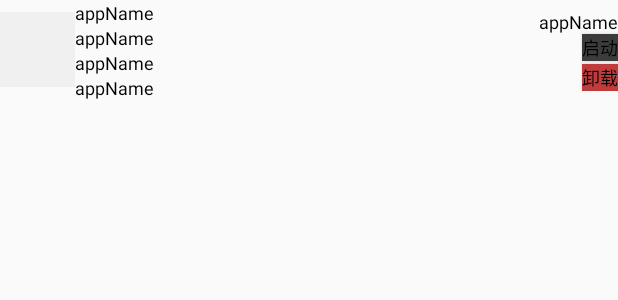
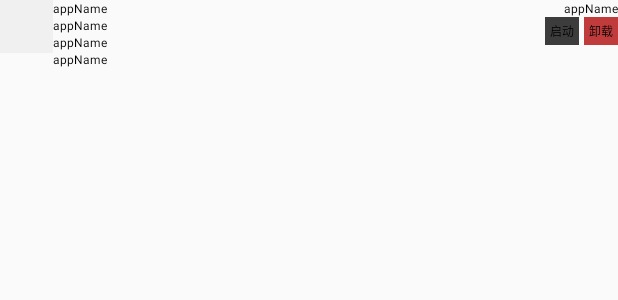
Before and after one commit to HDHunter/CompanyQrScanner, an Android app: the layout appitem.xml on its own in the app's theme, with its tools: preview values and no code run, on a phone screen of 412 x 824 dp. Shown: the top 300 px of the screen. Run offline under Robolectric (Android 15) with nearby library versions, the light colour scheme and no system bars.

Commit message:
update, yodo1 debug flag..layout modify.

```diff
--- a/appinfomonitor/src/main/java/com/hunter/appinfomonitor/ui/AppInfoAdapter.java
+++ b/appinfomonitor/src/main/java/com/hunter/appinfomonitor/ui/AppInfoAdapter.java
@@ -131,7 +131,7 @@ public class AppInfoAdapter extends RecyclerView.Adapter {
         TextView packageName;
         TextView versionCode;
         TextView systemflag;
-        Button luacher, delete;
+        TextView luacher, delete;
         int position;
 
         public AppViewHolder(View itemView) {
--- a/appinfomonitor/src/main/res/layout/appitem.xml
+++ b/appinfomonitor/src/main/res/layout/appitem.xml
@@ -4,7 +4,8 @@
     android:layout_width="match_parent"
     android:layout_height="wrap_content"
     android:orientation="vertical"
-    android:paddingBottom="4dp">
+    android:paddingTop="0dp"
+    android:paddingBottom="0dp">
 
     <RelativeLayout
         android:layout_width="match_parent"
@@ -13,8 +14,8 @@
 
         <ImageView
             android:id="@+id/imageview"
-            android:layout_width="50dp"
-            android:layout_height="50dp"
+            android:layout_width="35dp"
+            android:layout_height="35dp"
             android:layout_alignParentLeft="true"
             android:layout_alignParentTop="true"
             android:layout_centerVertical="true"
@@ -33,7 +34,7 @@
                 android:layout_width="match_parent"
                 android:layout_height="wrap_content"
                 android:textColor="#000"
-                android:textSize="12sp"
+                android:textSize="8sp"
                 tools:text="appName" />
 
             <TextView
@@ -41,7 +42,7 @@
                 android:layout_width="match_parent"
                 android:layout_height="wrap_content"
                 android:textColor="#000"
-                android:textSize="12sp"
+                android:textSize="8sp"
                 tools:text="appName" />
 
             <TextView
@@ -49,7 +50,7 @@
                 android:layout_width="match_parent"
                 android:layout_height="wrap_content"
                 android:textColor="#000"
-                android:textSize="12sp"
+                android:textSize="8sp"
                 tools:text="appName" />
 
             <TextView
@@ -57,7 +58,7 @@
                 android:layout_width="match_parent"
                 android:layout_height="wrap_content"
                 android:textColor="#000"
-                android:textSize="12sp"
+                android:textSize="8sp"
                 tools:text="appName" />
 
         </LinearLayout>
@@ -66,7 +67,6 @@
             android:layout_width="wrap_content"
             android:layout_height="wrap_content"
             android:layout_alignParentRight="true"
-            android:layout_centerVertical="true"
             android:gravity="right"
             android:orientation="vertical">
 
@@ -74,14 +74,16 @@
                 android:id="@+id/systemflag"
                 android:layout_width="wrap_content"
                 android:layout_height="wrap_content"
-                android:gravity="right"
-                android:lines="1"
-                android:singleLine="true"
                 android:textColor="#000"
-                android:textSize="12sp"
+                android:textSize="8sp"
                 tools:text="appName" />
 
-            <Button
+            <LinearLayout
+                android:layout_width="wrap_content"
+                android:layout_height="wrap_content"
+                android:orientation="horizontal">
+
+                <TextView
                     android:id="@+id/launcher"
                     android:layout_width="wrap_content"
                     android:layout_height="wrap_content"
@@ -89,24 +91,25 @@
                     android:gravity="right"
                     android:minWidth="0dp"
                     android:minHeight="0dp"
+                    android:padding="3dp"
                     android:text="启动"
                     android:textAllCaps="false"
                     android:textColor="#000"
-                android:textSize="12sp" />
+                    android:textSize="8sp" />
 
-            <Button
+                <TextView
                     android:id="@+id/delete"
                     android:layout_width="wrap_content"
                     android:layout_height="wrap_content"
-                android:layout_marginTop="2dp"
+                    android:layout_marginLeft="3dp"
                     android:background="#c03c3c"
                     android:gravity="right"
-                android:minWidth="0dp"
-                android:minHeight="0dp"
+                    android:padding="3dp"
                     android:text="卸载"
                     android:textAllCaps="false"
                     android:textColor="#000"
-                android:textSize="12sp" />
+                    android:textSize="8sp" />
+            </LinearLayout>
         </LinearLayout>
     </RelativeLayout>
 </LinearLayout>
```
Also changed, not shown: appinfomonitor/src/main/java/com/hunter/appinfomonitor/MainActivity.java (+87 -0 lines), appinfomonitor/src/main/res/layout/mainactivity.xml (+24 -0 lines). Lines whose indentation alone changed are shown as unchanged.
